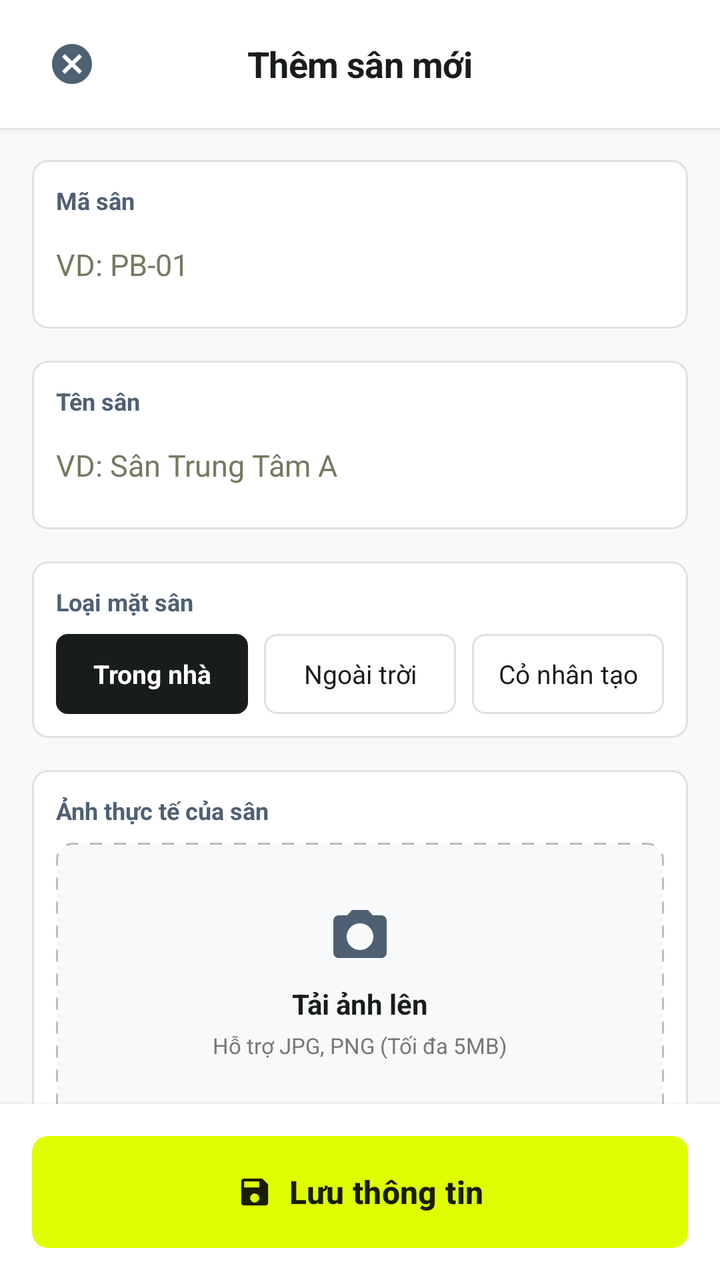
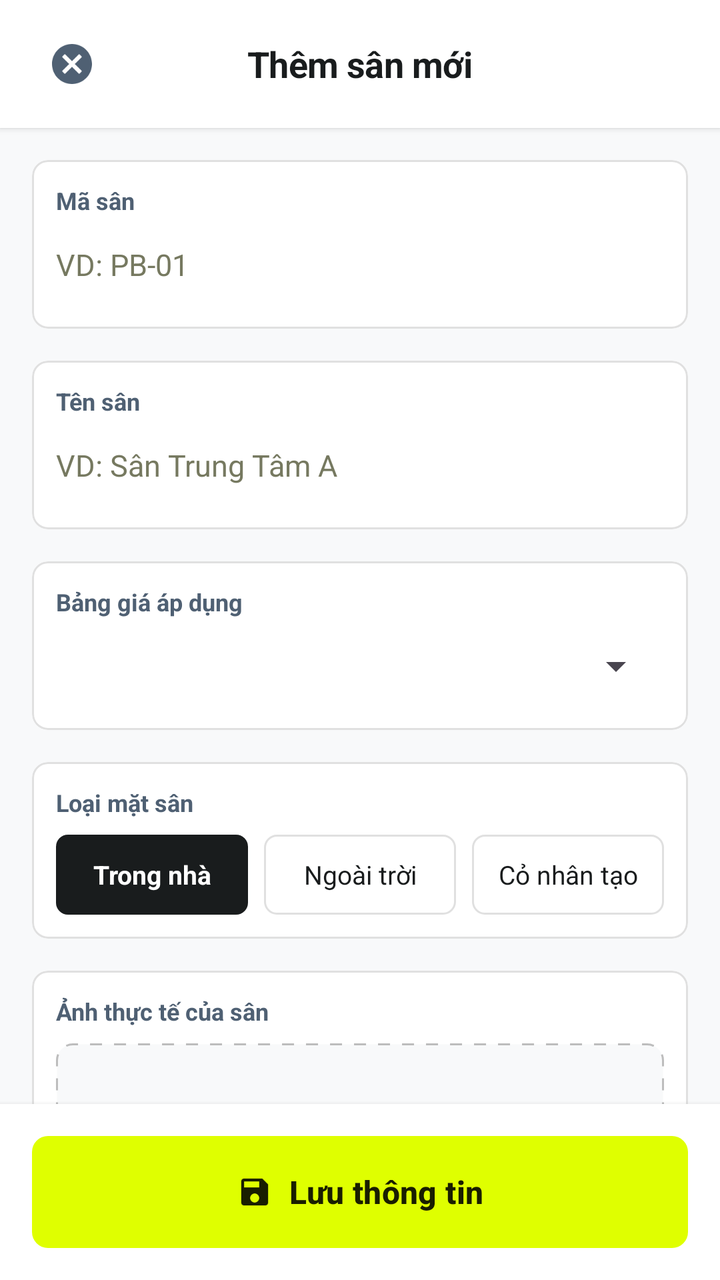

Screens rendered from an Android XML layout before and after an edit, with the pre-edit source and the edit as a unified diff.
<!-- AndroidManifest.xml: application theme Theme.Mobile -->
<!-- res/layout/activity_add_court.xml -->
<?xml version="1.0" encoding="utf-8"?>
<androidx.constraintlayout.widget.ConstraintLayout 
    xmlns:android="http://schemas.android.com/apk/res/android"
    xmlns:app="http://schemas.android.com/apk/res-auto"
    xmlns:tools="http://schemas.android.com/tools"
    android:layout_width="match_parent"
    android:layout_height="match_parent"
    android:background="@color/background"
    tools:context=".AddCourtActivity">

    
    <RelativeLayout
        android:id="@+id/layout_header"
        android:layout_width="match_parent"
        android:layout_height="64dp"
        android:background="@color/white"
        android:paddingHorizontal="16dp"
        android:elevation="2dp"
        app:layout_constraintTop_toTopOf="parent"
        app:layout_constraintStart_toStartOf="parent"
        app:layout_constraintEnd_toEndOf="parent">

        <ImageButton
            android:id="@+id/button_close"
            android:layout_width="40dp"
            android:layout_height="40dp"
            android:layout_alignParentStart="true"
            android:layout_centerVertical="true"
            android:background="?android:attr/selectableItemBackgroundBorderless"
            android:src="@drawable/ic_cancel_24"
            android:contentDescription="Close Screen"
            app:tint="@color/secondary" />

        <TextView
            android:id="@+id/text_screen_title"
            android:layout_width="wrap_content"
            android:layout_height="wrap_content"
            android:layout_centerInParent="true"
            android:text="Thêm sân mới"
            android:textSize="18sp"
            android:textStyle="bold"
            android:textColor="@color/on_background"
            android:letterSpacing="-0.01" />

    </RelativeLayout>

    
    <androidx.core.widget.NestedScrollView
        android:layout_width="match_parent"
        android:layout_height="0dp"
        android:fillViewport="true"
        app:layout_constraintTop_toBottomOf="@id/layout_header"
        app:layout_constraintBottom_toTopOf="@id/layout_bottom_actions"
        app:layout_constraintStart_toStartOf="parent"
        app:layout_constraintEnd_toEndOf="parent">

        <LinearLayout
            android:layout_width="match_parent"
            android:layout_height="wrap_content"
            android:orientation="vertical"
            android:padding="16dp">

            
            <com.google.android.material.card.MaterialCardView
                android:layout_width="match_parent"
                android:layout_height="wrap_content"
                android:layout_marginBottom="16dp"
                app:cardCornerRadius="8dp"
                app:cardElevation="0dp"
                app:strokeWidth="1dp"
                app:strokeColor="@color/border_gray"
                app:cardBackgroundColor="@color/white">

                <LinearLayout
                    android:layout_width="match_parent"
                    android:layout_height="wrap_content"
                    android:orientation="vertical"
                    android:padding="12dp">

                    <TextView
                        android:layout_width="wrap_content"
                        android:layout_height="wrap_content"
                        android:text="Mã sân"
                        android:textSize="12sp"
                        android:textColor="@color/secondary"
                        android:textStyle="bold" />

                    <EditText
                        android:id="@+id/edit_court_code"
                        android:layout_width="match_parent"
                        android:layout_height="40dp"
                        android:layout_marginTop="4dp"
                        android:background="@android:color/transparent"
                        android:hint="VD: PB-01"
                        android:textColorHint="@color/outline"
                        android:textColor="@color/on_surface"
                        android:textSize="15sp"
                        android:inputType="textCapCharacters"
                        android:maxLines="1"
                        android:imeOptions="actionNext"
                        android:textCursorDrawable="@null" />

                </LinearLayout>

            </com.google.android.material.card.MaterialCardView>

            
            <com.google.android.material.card.MaterialCardView
                android:layout_width="match_parent"
                android:layout_height="wrap_content"
                android:layout_marginBottom="16dp"
                app:cardCornerRadius="8dp"
                app:cardElevation="0dp"
                app:strokeWidth="1dp"
                app:strokeColor="@color/border_gray"
                app:cardBackgroundColor="@color/white">

                <LinearLayout
                    android:layout_width="match_parent"
                    android:layout_height="wrap_content"
                    android:orientation="vertical"
                    android:padding="12dp">

                    <TextView
                        android:layout_width="wrap_content"
                        android:layout_height="wrap_content"
                        android:text="Tên sân"
                        android:textSize="12sp"
                        android:textColor="@color/secondary"
                        android:textStyle="bold" />

                    <EditText
                        android:id="@+id/edit_court_name"
                        android:layout_width="match_parent"
                        android:layout_height="40dp"
                        android:layout_marginTop="4dp"
                        android:background="@android:color/transparent"
                        android:hint="VD: Sân Trung Tâm A"
                        android:textColorHint="@color/outline"
                        android:textColor="@color/on_surface"
                        android:textSize="15sp"
                        android:inputType="textPersonName"
                        android:maxLines="1"
                        android:imeOptions="actionDone"
                        android:textCursorDrawable="@null" />

                </LinearLayout>

            </com.google.android.material.card.MaterialCardView>

            
            <com.google.android.material.card.MaterialCardView
                android:layout_width="match_parent"
                android:layout_height="wrap_content"
                android:layout_marginBottom="16dp"
                app:cardCornerRadius="8dp"
                app:cardElevation="0dp"
                app:strokeWidth="1dp"
                app:strokeColor="@color/border_gray"
                app:cardBackgroundColor="@color/white">

                <LinearLayout
                    android:layout_width="match_parent"
                    android:layout_height="wrap_content"
                    android:orientation="vertical"
                    android:padding="12dp">

                    <TextView
                        android:layout_width="wrap_content"
                        android:layout_height="wrap_content"
                        android:text="Loại mặt sân"
                        android:textSize="12sp"
                        android:textColor="@color/secondary"
                        android:textStyle="bold"
                        android:layout_marginBottom="8dp" />

                    <LinearLayout
                        android:layout_width="match_parent"
                        android:layout_height="wrap_content"
                        android:orientation="horizontal">

                        
                        <TextView
                            android:id="@+id/chip_indoor"
                            android:layout_width="0dp"
                            android:layout_height="40dp"
                            android:layout_weight="1"
                            android:layout_marginEnd="4dp"
                            android:background="@drawable/bg_chip_selected_dark"
                            android:gravity="center"
                            android:text="Trong nhà"
                            android:textColor="@color/white"
                            android:textSize="13sp"
                            android:textStyle="bold"
                            android:clickable="true"
                            android:focusable="true"/>

                        
                        <TextView
                            android:id="@+id/chip_outdoor"
                            android:layout_width="0dp"
                            android:layout_height="40dp"
                            android:layout_weight="1"
                            android:layout_marginHorizontal="4dp"
                            android:background="@drawable/bg_chip_unselected_border"
                            android:gravity="center"
                            android:text="Ngoài trời"
                            android:textColor="@color/on_surface"
                            android:textSize="13sp"
                            android:clickable="true"
                            android:focusable="true"/>

                        
                        <TextView
                            android:id="@+id/chip_grass"
                            android:layout_width="0dp"
                            android:layout_height="40dp"
                            android:layout_weight="1"
                            android:layout_marginStart="4dp"
                            android:background="@drawable/bg_chip_unselected_border"
                            android:gravity="center"
                            android:text="Cỏ nhân tạo"
                            android:textColor="@color/on_surface"
                            android:textSize="13sp"
                            android:clickable="true"
                            android:focusable="true"/>

                    </LinearLayout>

                </LinearLayout>

            </com.google.android.material.card.MaterialCardView>

            
            <com.google.android.material.card.MaterialCardView
                android:layout_width="match_parent"
                android:layout_height="wrap_content"
                android:layout_marginBottom="16dp"
                app:cardCornerRadius="8dp"
                app:cardElevation="0dp"
                app:strokeWidth="1dp"
                app:strokeColor="@color/border_gray"
                app:cardBackgroundColor="@color/white">

                <LinearLayout
                    android:layout_width="match_parent"
                    android:layout_height="wrap_content"
                    android:orientation="vertical"
                    android:padding="12dp">

                    <TextView
                        android:layout_width="wrap_content"
                        android:layout_height="wrap_content"
                        android:text="Ảnh thực tế của sân"
                        android:textSize="12sp"
                        android:textColor="@color/secondary"
                        android:textStyle="bold"
                        android:layout_marginBottom="8dp" />

                    
                    <FrameLayout
                        android:id="@+id/layout_upload_container"
                        android:layout_width="match_parent"
                        android:layout_height="140dp"
                        android:background="@drawable/bg_dashed_upload"
                        android:clickable="true"
                        android:focusable="true">

                        
                        <LinearLayout
                            android:id="@+id/layout_upload_helper"
                            android:layout_width="wrap_content"
                            android:layout_height="wrap_content"
                            android:layout_gravity="center"
                            android:orientation="vertical"
                            android:gravity="center">

                            <ImageView
                                android:layout_width="32dp"
                                android:layout_height="32dp"
                                android:src="@drawable/ic_camera_24"
                                app:tint="@color/secondary" />

                            <TextView
                                android:layout_width="wrap_content"
                                android:layout_height="wrap_content"
                                android:layout_marginTop="8dp"
                                android:text="Tải ảnh lên"
                                android:textSize="14sp"
                                android:textStyle="bold"
                                android:textColor="@color/on_surface" />

                            <TextView
                                android:layout_width="wrap_content"
                                android:layout_height="wrap_content"
                                android:layout_marginTop="4dp"
                                android:text="Hỗ trợ JPG, PNG (Tối đa 5MB)"
                                android:textSize="11sp"
                                android:textColor="#777777" />

                        </LinearLayout>

                        
                        <ImageView
                            android:id="@+id/image_preview"
                            android:layout_width="match_parent"
                            android:layout_height="match_parent"
                            android:scaleType="centerCrop"
                            android:visibility="gone"
                            android:contentDescription="Court Preview" />

                    </FrameLayout>

                </LinearLayout>

            </com.google.android.material.card.MaterialCardView>

            
            <com.google.android.material.card.MaterialCardView
                android:layout_width="match_parent"
                android:layout_height="wrap_content"
                android:layout_marginBottom="24dp"
                app:cardCornerRadius="8dp"
                app:cardElevation="0dp"
                app:strokeWidth="1dp"
                app:strokeColor="@color/border_gray"
                app:cardBackgroundColor="@color/white">

                <RelativeLayout
                    android:layout_width="match_parent"
                    android:layout_height="wrap_content"
                    android:padding="16dp">

                    <LinearLayout
                        android:layout_width="wrap_content"
                        android:layout_height="wrap_content"
                        android:orientation="vertical"
                        android:layout_alignParentStart="true"
                        android:layout_centerVertical="true"
                        android:layout_toStartOf="@id/switch_court_status"
                        android:layout_marginEnd="16dp">

                        <TextView
                            android:layout_width="wrap_content"
                            android:layout_height="wrap_content"
                            android:text="Trạng thái"
                            android:textSize="14sp"
                            android:textStyle="bold"
                            android:textColor="@color/on_background" />

                        <TextView
                            android:id="@+id/text_status_label"
                            android:layout_width="wrap_content"
                            android:layout_height="wrap_content"
                            android:layout_marginTop="2dp"
                            android:text="Đang hoạt động"
                            android:textSize="12sp"
                            android:textColor="#777777" />

                    </LinearLayout>

                    <com.google.android.material.switchmaterial.SwitchMaterial
                        android:id="@+id/switch_court_status"
                        android:layout_width="wrap_content"
                        android:layout_height="wrap_content"
                        android:layout_alignParentEnd="true"
                        android:layout_centerVertical="true"
                        android:checked="true"
                        app:useMaterialThemeColors="true" />

                </RelativeLayout>

            </com.google.android.material.card.MaterialCardView>

        </LinearLayout>

    </androidx.core.widget.NestedScrollView>

    
    <LinearLayout
        android:id="@+id/layout_bottom_actions"
        android:layout_width="match_parent"
        android:layout_height="wrap_content"
        android:background="@color/white"
        android:padding="16dp"
        android:elevation="4dp"
        app:layout_constraintBottom_toBottomOf="parent"
        app:layout_constraintStart_toStartOf="parent"
        app:layout_constraintEnd_toEndOf="parent">

        <com.google.android.material.button.MaterialButton
            android:id="@+id/button_save"
            android:layout_width="match_parent"
            android:layout_height="56dp"
            android:text="Lưu thông tin"
            android:textSize="16sp"
            android:textStyle="bold"
            android:textColor="#191E00"
            app:backgroundTint="@color/primary_container"
            app:icon="@drawable/ic_save_24"
            app:iconTint="#191E00"
            app:iconGravity="textStart"
            app:iconPadding="8dp"
            app:cornerRadius="8dp"
            android:insetTop="0dp"
            android:insetBottom="0dp"/>

    </LinearLayout>

</androidx.constraintlayout.widget.ConstraintLayout>
<!-- resources referenced by this layout -->
<resources>
  <color name="background">#F8F9FA</color>
  <color name="border_gray">#E0E0E0</color>
  <color name="on_background">#191C1D</color>
  <color name="on_surface">#191C1D</color>
  <color name="outline">#767960</color>
  <color name="primary_container">#DFFF00</color>
  <color name="secondary">#4F6073</color>
  <color name="white">#FFFFFFFF</color>
  <!-- drawable bg_chip_selected_dark (drawable) -->
  <shape xmlns:android="http://schemas.android.com/apk/res/android"
      android:shape="rectangle">
      <solid android:color="#191C1D" />
      <corners android:radius="6dp" />
  </shape>
  <!-- drawable bg_chip_unselected_border (drawable) -->
  <shape xmlns:android="http://schemas.android.com/apk/res/android"
      android:shape="rectangle">
      <solid android:color="#FFFFFF" />
      <stroke
          android:width="1dp"
          android:color="#E0E0E0" />
      <corners android:radius="6dp" />
  </shape>
  <!-- drawable bg_dashed_upload (drawable) -->
  <shape xmlns:android="http://schemas.android.com/apk/res/android"
      android:shape="rectangle">
      <solid android:color="#F8F9FA" />
      <stroke
          android:width="1dp"
          android:color="#BDBDBD"
          android:dashWidth="6dp"
          android:dashGap="6dp" />
      <corners android:radius="8dp" />
  </shape>
  <!-- drawable ic_camera_24 (drawable) -->
  <vector xmlns:android="http://schemas.android.com/apk/res/android"
      android:width="24dp"
      android:height="24dp"
      android:viewportWidth="24"
      android:viewportHeight="24">
    <path
        android:fillColor="#FF777777"
        android:pathData="M9,2L7.17,4H4c-1.1,0 -2,0.9 -2,2v12c0,1.1 0.9,2 2,2h16c1.1,0 2,-0.9 2,-2V6c0,-1.1 -0.9,-2 -2,-2h-3.17L15,2H9zM12,17c-2.76,0 -5,-2.24 -5,-5s2.24,-5 5,-5s5,2.24 5,5s-2.24,5 -5,5z"/>
  </vector>
  <!-- drawable ic_cancel_24 (drawable) -->
  <vector xmlns:android="http://schemas.android.com/apk/res/android"
      android:width="24dp"
      android:height="24dp"
      android:viewportWidth="24"
      android:viewportHeight="24">
    <path
        android:fillColor="#FFC62828"
        android:pathData="M12,2C6.47,2 2,6.47 2,12s4.47,10 10,10 10,-4.47 10,-10S17.53,2 12,2zM17,15.59L15.59,17 12,13.41 8.41,17 7,15.59 10.59,12 7,8.41 8.41,7 12,10.59 15.59,7 17,8.41 13.41,12 17,15.59z"/>
  </vector>
  <!-- drawable ic_save_24 (drawable) -->
  <vector xmlns:android="http://schemas.android.com/apk/res/android"
      android:width="24dp"
      android:height="24dp"
      android:viewportWidth="24"
      android:viewportHeight="24">
    <path
        android:fillColor="#FF000000"
        android:pathData="M17,3H5C3.89,3 3,3.9 3,5v14c0,1.1 0.89,2 2,2h14c1.1,0 2,-0.9 2,-2V7L17,3zM12,19c-1.66,0 -3,-1.34 -3,-3s1.34,-3 3,-3 3,1.34 3,3 -1.34,3 -3,3zM15,9H5V5h10V9z"/>
  </vector>
  <style name="Theme.Mobile" parent="Base.Theme.Mobile" />
  <style name="Base.Theme.Mobile" parent="Theme.Material3.DayNight.NoActionBar">
          
          <item name="colorPrimary">@color/primary</item>
          <item name="colorOnPrimary">@color/on_primary</item>
          <item name="colorPrimaryContainer">@color/primary_container</item>
          <item name="colorOnPrimaryContainer">@color/on_primary_container</item>
          <item name="colorSecondary">@color/secondary</item>
          <item name="colorOnSecondary">@color/on_secondary</item>
          <item name="colorSecondaryContainer">@color/secondary_container</item>
          <item name="colorOnSecondaryContainer">@color/on_secondary_container</item>
          <item name="android:windowBackground">@color/background</item>
          <item name="colorSurface">@color/surface</item>
          <item name="colorOnSurface">@color/on_surface</item>
      </style>
  <color name="primary">#576500</color>
  <color name="on_primary">#FFFFFF</color>
  <color name="on_primary_container">#647400</color>
  <color name="on_secondary">#FFFFFF</color>
  <color name="secondary_container">#D2E4FB</color>
  <color name="on_secondary_container">#556679</color>
  <color name="surface">#F8F9FA</color>
</resources>

<!-- the commit's change to res/layout/activity_add_court.xml (unified diff, before → after) -->
@@ -143,6 +143,42 @@
                         android:maxLines="1"
                         android:imeOptions="actionDone"
                         android:textCursorDrawable="@null" />
+
+                </LinearLayout>
+
+            </com.google.android.material.card.MaterialCardView>
+
+            
+            <com.google.android.material.card.MaterialCardView
+                android:layout_width="match_parent"
+                android:layout_height="wrap_content"
+                android:layout_marginBottom="16dp"
+                app:cardCornerRadius="8dp"
+                app:cardElevation="0dp"
+                app:strokeWidth="1dp"
+                app:strokeColor="@color/border_gray"
+                app:cardBackgroundColor="@color/white">
+
+                <LinearLayout
+                    android:layout_width="match_parent"
+                    android:layout_height="wrap_content"
+                    android:orientation="vertical"
+                    android:padding="12dp">
+
+                    <TextView
+                        android:layout_width="wrap_content"
+                        android:layout_height="wrap_content"
+                        android:text="Bảng giá áp dụng"
+                        android:textSize="12sp"
+                        android:textColor="@color/secondary"
+                        android:textStyle="bold" />
+
+                    <Spinner
+                        android:id="@+id/spinner_price_table"
+                        android:layout_width="match_parent"
+                        android:layout_height="40dp"
+                        android:layout_marginTop="4dp"
+                        android:spinnerMode="dropdown" />
 
                 </LinearLayout>
 
